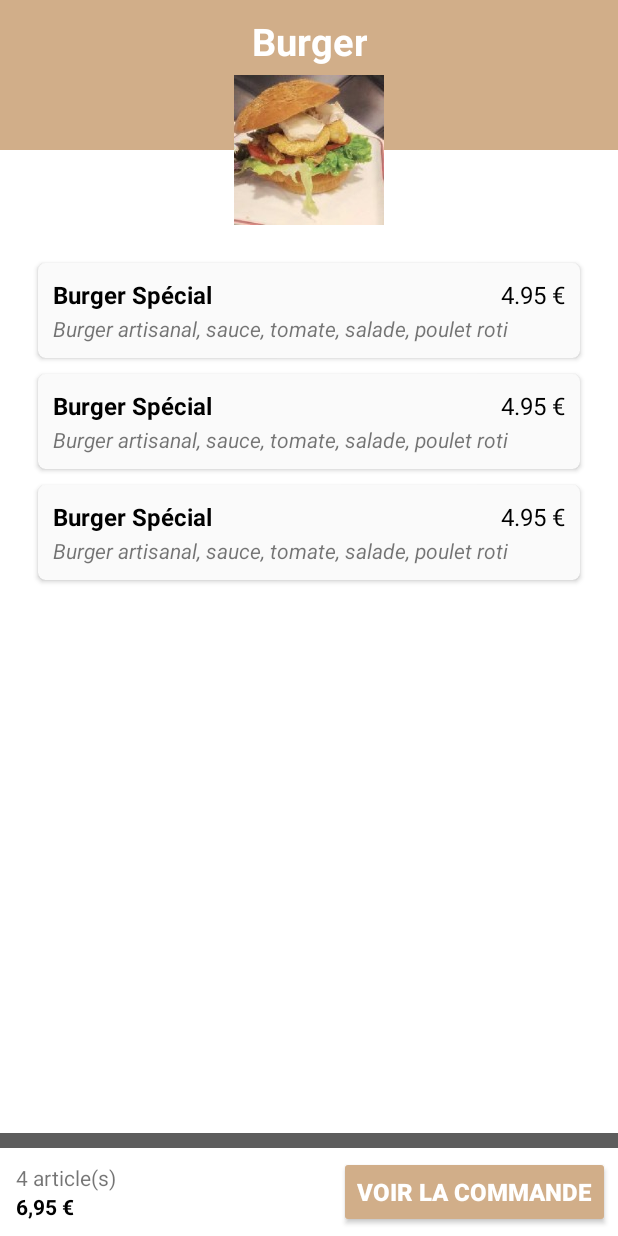
After one commit to Anth06ny/Ergot, an Android app: the layout activity_product_list.xml on its own in the app's theme, with its tools: preview values and no code run, on a phone screen of 412 x 824 dp. The commit adds this screen. Run offline under Robolectric (Android 15) with nearby library versions, the phone set to English and light mode, and no system bars.

Commit message:
Ajout du product List

```diff
--- a/app/build.gradle
+++ b/app/build.gradle
@@ -25,6 +25,7 @@ dependencies {
         exclude group: 'com.android.support', module: 'support-annotations'
     })
 
+
     compile 'com.android.support:appcompat-v7:26.+'
     compile 'com.squareup.okhttp3:okhttp:3.+'
     compile 'com.google.code.gson:gson:2.2.4'
@@ -32,7 +33,8 @@ dependencies {
     compile 'com.android.support:recyclerview-v7:26.+'
     compile 'com.github.bumptech.glide:glide:4.2.0'
     compile 'org.apache.commons:commons-lang3:3.4'
+    compile 'com.android.support.constraint:constraint-layout:1.0.2'
+    compile 'com.android.support:design:26.+'
+    testCompile 'junit:junit:4.12'
     annotationProcessor 'com.github.bumptech.glide:compiler:4.2.0'
-
-    testCompile 'junit:junit:4.12'
 }
--- a/app/src/main/java/ergot/anthony/com/ergot/model/bean/CategoryBean.java
+++ b/app/src/main/java/ergot/anthony/com/ergot/model/bean/CategoryBean.java
@@ -1,13 +1,13 @@
 package ergot.anthony.com.ergot.model.bean;
 
+import java.io.Serializable;
 import java.util.ArrayList;
 
 /**
  * Created by Anthony on 23/10/2017.
  */
 
-public class CategoryBean {
-
+public class CategoryBean implements Serializable {
 
     private String name;
     private String url;
--- a/app/src/main/java/ergot/anthony/com/ergot/model/bean/ProductBean.java
+++ b/app/src/main/java/ergot/anthony/com/ergot/model/bean/ProductBean.java
@@ -1,10 +1,12 @@
 package ergot.anthony.com.ergot.model.bean;
+
+import java.io.Serializable;
 
 /**
  * Created by Anthony on 23/10/2017.
  */
 
-public class ProductBean {
+public class ProductBean implements Serializable {
 
     //Choix
     private String name;
--- a/app/src/main/java/ergot/anthony/com/ergot/model/bean/SuppBean.java
+++ b/app/src/main/java/ergot/anthony/com/ergot/model/bean/SuppBean.java
@@ -1,12 +1,13 @@
 package ergot.anthony.com.ergot.model.bean;
 
+import java.io.Serializable;
 import java.util.ArrayList;
 
 /**
  * Created by Anthony on 23/10/2017.
  */
 
-public class SuppBean {
+public class SuppBean implements Serializable {
 
     //Choix
     private long id;
@@ -16,7 +17,6 @@ public class SuppBean {
 
     //Selection
     private ArrayList<ProductBean> selected; //Supplement choisi
-
 
     public long getId() {
         return id;
--- a/app/src/main/res/layout/activity_commander.xml
+++ b/app/src/main/res/layout/activity_commander.xml
@@ -3,6 +3,7 @@
     xmlns:android="http://schemas.android.com/apk/res/android"
     xmlns:tools="http://schemas.android.com/tools"
     android:layout_width="match_parent"
+    android:background="@android:color/white"
     android:layout_height="match_parent"
     tools:context="ergot.anthony.com.ergot.commander.CommanderActivity">
 
--- /dev/null
+++ b/app/src/main/res/layout/activity_product_list.xml
@@ -0,0 +1,66 @@
+<?xml version="1.0" encoding="utf-8"?>
+<RelativeLayout
+    xmlns:android="http://schemas.android.com/apk/res/android"
+    xmlns:tools="http://schemas.android.com/tools"
+    android:layout_width="match_parent"
+    android:layout_height="match_parent"
+    android:background="@android:color/white"
+    tools:context="ergot.anthony.com.ergot.commander.productlist.ProductListActivity">
+
+    <android.support.v7.widget.Toolbar
+        android:id="@+id/toolbar"
+        android:layout_width="match_parent"
+        android:layout_height="@dimen/margin_100"
+        android:background="@color/colorPrimary"
+        />
+
+
+    <TextView
+        android:id="@+id/tv_title"
+        android:layout_width="wrap_content"
+        android:layout_height="wrap_content"
+        android:layout_alignParentTop="true"
+        android:layout_centerHorizontal="true"
+        android:layout_margin="@dimen/margin_10"
+        android:text="Burger"
+        android:textAlignment="center"
+        android:textColor="@android:color/white"
+        android:textSize="@dimen/margin_25"
+        android:textStyle="bold"
+        android:transitionName="trans_text"/>
+
+    <ImageView
+        android:id="@+id/civ"
+        android:layout_width="@dimen/margin_100"
+        android:layout_height="@dimen/margin_100"
+        android:layout_centerHorizontal="true"
+        android:layout_gravity="center_vertical|center_horizontal"
+        android:layout_marginTop="@dimen/margin_50"
+        android:src="@drawable/burger"
+        android:transitionName="trans_image"
+        />
+
+    <android.support.v7.widget.RecyclerView
+        android:id="@+id/rv"
+        android:layout_width="match_parent"
+        android:layout_height="0dp"
+        android:layout_above="@+id/foot"
+        android:layout_below="@id/civ"
+        android:layout_marginLeft="@dimen/margin_20"
+        android:layout_marginRight="@dimen/margin_20"
+        android:layout_marginTop="@dimen/margin_20"
+        tools:listitem="@layout/row_product"/>
+
+    <View
+        android:layout_width="match_parent"
+        android:layout_height="@dimen/margin_10"
+        android:layout_above="@+id/foot"
+        android:background="@color/foot_shadow_color"/>
+
+    <include
+        android:id="@id/foot"
+        layout="@layout/foot_commande"
+        android:layout_width="match_parent"
+        android:layout_height="wrap_content"
+        android:layout_alignParentBottom="true"/>
+</RelativeLayout>
--- /dev/null
+++ b/app/src/main/res/layout/row_product.xml
@@ -0,0 +1,57 @@
+<?xml version="1.0" encoding="utf-8"?>
+<android.support.v7.widget.CardView
+    xmlns:android="http://schemas.android.com/apk/res/android"
+    xmlns:app="http://schemas.android.com/apk/res-auto"
+    android:layout_width="match_parent"
+    android:layout_height="wrap_content"
+    android:layout_margin="@dimen/margin_5"
+    app:cardBackgroundColor="@color/cardview_bg"
+    app:cardCornerRadius="@dimen/margin_5"
+    >
+
+    <LinearLayout
+        android:id="@+id/root"
+        android:layout_width="match_parent"
+        android:layout_height="wrap_content"
+        android:background="?attr/selectableItemBackground"
+        android:orientation="vertical"
+        android:padding="@dimen/margin_10">
+
+        <LinearLayout
+            android:layout_width="match_parent"
+            android:layout_height="wrap_content"
+            android:orientation="horizontal">
+
+            <TextView
+                android:id="@+id/tv_title"
+                android:layout_width="0dp"
+                android:layout_height="wrap_content"
+                android:layout_weight="1"
+                android:text="Burger Spécial"
+                android:textColor="@android:color/black"
+                android:textSize="@dimen/font_16"
+                android:textStyle="bold"/>
+
+            <TextView
+                android:id="@+id/tv_price"
+                android:layout_width="wrap_content"
+                android:layout_height="wrap_content"
+                android:text="4.95 €"
+                android:textColor="@android:color/black"
+                android:textSize="@dimen/font_16"/>
+
+        </LinearLayout>
+
+
+        <TextView
+            android:id="@+id/tv_description"
+            android:layout_width="match_parent"
+            android:layout_height="wrap_content"
+            android:layout_marginTop="@dimen/margin_2"
+            android:text="Burger artisanal, sauce, tomate, salade, poulet roti"
+            android:textSize="@dimen/font_14"
+            android:textStyle="italic"/>
+
+
+    </LinearLayout>
+</android.support.v7.widget.CardView>
--- /dev/null
+++ b/app/src/main/res/values-v21/styles.xml
@@ -0,0 +1,11 @@
+<?xml version="1.0" encoding="utf-8"?>
+<resources>
+
+    <style name="MyAppTheme" parent="AppTheme">
+        <item name="android:windowContentTransitions">true</item>
+    </style>
+
+    <style name="MyAppThemeNoBar" parent="AppThemeNoBar">
+        <item name="android:windowContentTransitions">true</item>
+    </style>
+</resources>
--- a/app/src/main/res/values/colors.xml
+++ b/app/src/main/res/values/colors.xml
@@ -9,5 +9,7 @@
     <color name="load_shadow_color">#cc2962ff</color>
     <color name="error_shadow_color">#c62828</color>
 
+    <color name="cardview_bg">#FAFAFA</color>
+
 
 </resources>
--- a/app/src/main/res/values/dimens.xml
+++ b/app/src/main/res/values/dimens.xml
@@ -39,7 +39,6 @@
 
     <!-- Standart height -->
     <dimen name="standard_height">40dp</dimen>
-    <dimen name="standard_bt_radius">22dp</dimen>
 
 
 </resources>
--- a/app/src/main/res/values/strings.xml
+++ b/app/src/main/res/values/strings.xml
@@ -6,4 +6,5 @@
     <string name="ws_load_message">Chargement en cours…</string>
     <string name="generic_error">Une erreur est survenue</string>
     <string name="bt_actualiser">Actualiser</string>
+    <string name="title_activity_product_list">ProductListActivity</string>
 </resources>
--- a/app/src/main/res/values/styles.xml
+++ b/app/src/main/res/values/styles.xml
@@ -7,7 +7,7 @@
         <item name="colorPrimaryDark">@color/colorPrimaryDark</item>
         <item name="colorAccent">@color/colorPrimary</item>
         <item name="colorButtonNormal">@color/colorPrimary</item>
-
+        <item name="colorControlNormal">@android:color/white</item>
     </style>
 
     <style name="AppThemeNoBar" parent="Theme.AppCompat.Light.NoActionBar">
@@ -16,6 +16,18 @@
         <item name="colorPrimaryDark">@color/colorPrimaryDark</item>
         <item name="colorAccent">@color/colorPrimary</item>
         <item name="colorButtonNormal">@color/colorPrimary</item>
+        <item name="colorControlNormal">@android:color/white</item>
     </style>
 
+    <style name="MyAppTheme" parent="AppTheme">
+
+    </style>
+
+
+
+    <style name="MyAppThemeNoBar" parent="AppThemeNoBar">
+
+    </style>
+
+
 </resources>
```
Also changed, not shown: app/src/main/AndroidManifest.xml (+14 -3 lines), app/src/main/java/ergot/anthony/com/ergot/MainActivity.java (+4 -3 lines), app/src/main/java/ergot/anthony/com/ergot/commander/CategoryAdapter.java (+25 -3 lines), app/src/main/java/ergot/anthony/com/ergot/commander/CommanderActivity.java (+27 -2 lines), app/src/main/java/ergot/anthony/com/ergot/commander/productlist/ProductAdapter.java (added, +85 -0 lines), app/src/main/java/ergot/anthony/com/ergot/commander/productlist/ProductListActivity.java (added, +86 -0 lines), app/src/main/java/ergot/anthony/com/ergot/model/ws/WsUtils.java (+33 -8 lines), app/src/main/res/layout/row_category.xml (+11 -5 lines).
